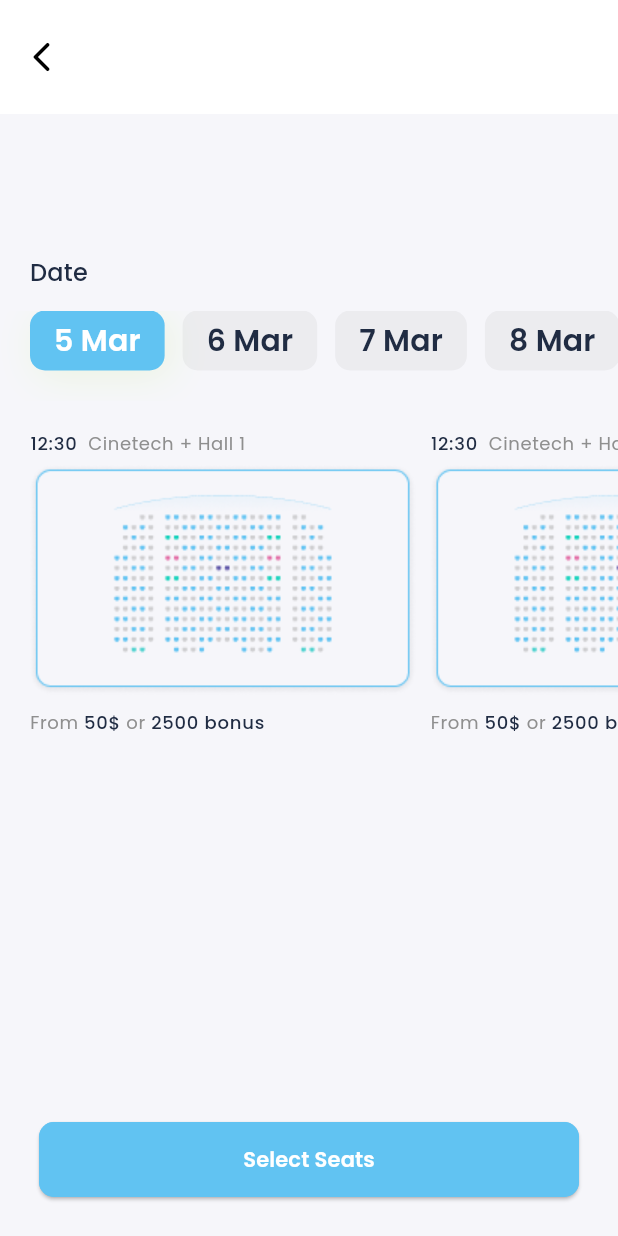
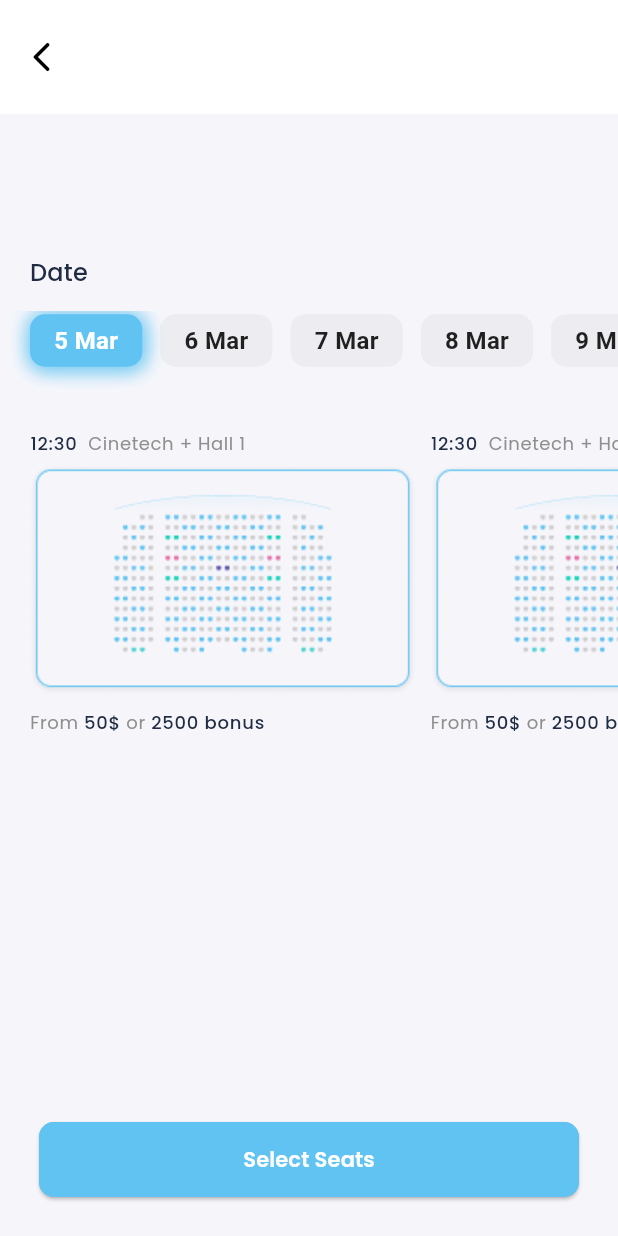
Before and after one commit to Majid760/movie_app, a Flutter app: the SeatBookingScreen screen opened directly with empty values, on a phone screen of 412 x 824 dp. Run offline on Flutter 3.47's test engine with Material 3 defaults, Android fonts, the phone set to English and light mode, and no system bars; our stand-ins replace bloc, cached_network_image, dartz, dio, equatable, flutter_bloc and 8 more; network calls fail.

Commit message:
refactored:code refactored

```diff
--- a/lib/configs/routes/app_routes.dart
+++ b/lib/configs/routes/app_routes.dart
@@ -14,18 +14,18 @@ import '../../features/movies/presentation/pages/watch_trailer.dart';
 
 class AppRouter {
   static final router = GoRouter(
-    initialLocation: '/watch',
-    debugLogDiagnostics: true,
+    initialLocation: AppRoutes.watchPath,
+    // debugLogDiagnostics: true,
     routes: [
       ShellRoute(
+        // support multiple navigation stacks
         builder: (context, state, child) {
           // return AppNavbar(child: child);
           return MultiBlocProvider(
             providers: [
               BlocProvider(create: (context) => HomeCubit(), lazy: false),
-              // BlocProvider(create: (context) => HomeCubit(), lazy: false),
             ],
-            child: HomeScreen(),
+            child: AppBottomNavigationBar(),
           );
           // return child;
         },
@@ -44,6 +44,26 @@ class AppRouter {
         ],
       ),
 
+      // Search Route with slide animation
+      GoRoute(
+          path: AppRoutes.searchPath,
+          name: AppRoutes.search,
+          pageBuilder: (context, state) {
+            return CustomTransitionPage(
+              key: state.pageKey,
+              child: SearchScreen(),
+              transitionsBuilder: (context, animation, secondaryAnimation, child) {
+                return ScaleTransition(
+                  scale: Tween<double>(begin: 0.8, end: 1.0).animate(
+                    CurvedAnimation(parent: animation, curve: Curves.easeInOut),
+                  ),
+                  child: child,
+                );
+              },
+            );
+          }),
+
+      // movie detail route
       GoRoute(
           path: AppRoutes.movieDetailPath,
           name: AppRoutes.movieDetail,
@@ -63,6 +83,7 @@ class AppRouter {
             );
           }),
 
+      // movie watch trailer route
       GoRoute(
           path: AppRoutes.watchTrailerPath,
           name: AppRoutes.watchTrailer,
@@ -71,25 +92,6 @@ class AppRouter {
             return CustomTransitionPage(
               key: state.pageKey,
               child: VideoPlayerScreen(videoKey: videoKey),
-              transitionsBuilder: (context, animation, secondaryAnimation, child) {
-                return ScaleTransition(
-                  scale: Tween<double>(begin: 0.8, end: 1.0).animate(
-                    CurvedAnimation(parent: animation, curve: Curves.easeInOut),
-                  ),
-                  child: child,
-                );
-              },
-            );
-          }),
-
-      // Search Route with slide animation
-      GoRoute(
-          path: AppRoutes.searchPath,
-          name: AppRoutes.search,
-          pageBuilder: (context, state) {
-            return CustomTransitionPage(
-              key: state.pageKey,
-              child: SearchScreen(),
               transitionsBuilder: (context, animation, secondaryAnimation, child) {
                 return ScaleTransition(
                   scale: Tween<double>(begin: 0.8, end: 1.0).animate(
@@ -150,7 +152,13 @@ class AppRouter {
 
 // Helper extension for easier navigation
 extension RouterExtension on BuildContext {
-  void pushSearch() => GoRouter.of(this).pushNamed('search');
+  void pushSearch() {
+    try {
+      GoRouter.of(this).go(AppRoutes.searchPath);
+    } catch (e) {
+      print('error while searching $e');
+    }
+  }
 
   void pushCategoryScreen() => GoRouter.of(this).pushNamed('category');
 
--- a/lib/core/di/service_locator.dart
+++ b/lib/core/di/service_locator.dart
@@ -5,8 +5,8 @@ import '../../features/movies/data/data_sources/remote_source.dart';
 import '../../features/movies/data/repositories/movie_repository_imp.dart';
 import '../../features/movies/domain/use_cases/fetch_movie_detail_usecase.dart';
 import '../../features/movies/domain/use_cases/fetch_movie_trailer_usecase.dart';
-import '../../features/movies/domain/use_cases/fetch_search_movie_usecase.dart';
 import '../../features/movies/domain/use_cases/fetch_upcoming_movies_usecase.dart';
+import '../../features/search/domain/use_cases/fetch_search_movie_usecase.dart';
 import '../network/network_client.dart';
 import '../network/network_client_service.dart';
 
--- a/lib/core/presentation/widgets/bottom_navbar.dart
+++ b/lib/core/presentation/widgets/bottom_navbar.dart
@@ -59,23 +59,17 @@ class AppNavBar extends StatelessWidget {
 }
 
 class AppNavBarItem extends BottomNavigationBarItem {
-  /// Icon when the item is inactive.
   final Widget navbarIcon;
 
-  /// Icon when the item is active.
   final Widget? active;
 
-  /// Background color for the item.
   final Color? backgroundColor;
 
-  /// Label for the item.
   final String label;
 
-  /// Tooltip for accessibility.
   @override
   final String? tooltip;
 
-  /// Constructor
   AppNavBarItem({
     required this.navbarIcon,
     this.backgroundColor,
--- a/lib/core/theme/app_colors.dart
+++ b/lib/core/theme/app_colors.dart
@@ -3,6 +3,8 @@ import 'package:flutter/material.dart';
 class AppColors {
   static const Color deepTwilight = Color(0xFF2E2739);
   static const Color mist = Color(0xFFF6F6FA);
+  static const Color lightMist = Color(0xFFF2F2F6);
+  static const Color darkMist = Color(0xFFDBDBDF);
   static const Color ashLavender = Color(0xFF827D88);
   static const Color skyBlue = Color(0xFF61C3F2);
   static const Color gray = Color(0xFFDBDBDF);
--- a/lib/core/utils/app_strings.dart
+++ b/lib/core/utils/app_strings.dart
@@ -31,4 +31,11 @@ class AppStrings {
   // Buttons
   static const String bookNow = "Book Now";
   static const String cancel = "Cancel";
+
+  // search psgae
+  static const String noMovieFound = 'No movies found!';
+  static const String errorLoadingMovie = 'Error loading movies!';
+  static const String errorLoadingMoreMovie = 'Error loading more movies';
+  // text field hint
+  static const String searchHint = 'TV shows, movies and more';
 }
--- a/lib/features/movies/domain/use_cases/fetch_search_movie_usecase.dart
+++ b/lib/features/search/domain/use_cases/fetch_search_movie_usecase.dart
@@ -3,7 +3,7 @@ import 'package:movie_app_assessment/features/movies/domain/repositories/movie_r
 import 'package:movie_app_assessment/features/movies/domain/use_cases/user_case.dart';
 
 import '../../../../core/errors/app_error.dart';
-import '../entities/movies_entity.dart';
+import '../../../movies/domain/entities/movies_entity.dart';
 
 class FetchSearchMoviesUseCase extends UseCase<MoviesEntity, Map<String, dynamic>> {
   final MovieRepository repository;
--- a/lib/features/search/presentation/manager/search_movie_cubit.dart
+++ b/lib/features/search/presentation/manager/search_movie_cubit.dart
@@ -1,7 +1,7 @@
 import 'package:flutter_bloc/flutter_bloc.dart';
 import 'package:infinite_scroll_pagination/infinite_scroll_pagination.dart';
 import 'package:movie_app_assessment/features/movies/data/models/movie_model.dart';
-import 'package:movie_app_assessment/features/movies/domain/use_cases/fetch_search_movie_usecase.dart';
+import 'package:movie_app_assessment/features/search/domain/use_cases/fetch_search_movie_usecase.dart';
 import 'package:movie_app_assessment/features/search/presentation/manager/search_movie_state.dart';
 
 import '../../../../core/di/service_locator.dart';
--- a/lib/features/search/presentation/manager/search_movie_state.dart
+++ b/lib/features/search/presentation/manager/search_movie_state.dart
@@ -1,8 +1,21 @@
 import 'package:equatable/equatable.dart';
 
+enum SearchStatus { initial, loading, success, failure }
+
 class SearchState extends Equatable {
-  const SearchState();
+  const SearchState({
+    this.status = SearchStatus.initial,
+  });
+  final SearchStatus status;
+
+  SearchState copyWith({
+    SearchStatus? status,
+  }) {
+    return SearchState(
+      status: status ?? this.status,
+    );
+  }
 
   @override
-  List<Object?> get props => [];
+  List<Object?> get props => [status];
 }
--- a/lib/features/seat_booking/presentation/pages/seat_booking_screen.dart
+++ b/lib/features/seat_booking/presentation/pages/seat_booking_screen.dart
@@ -44,12 +44,15 @@ class SeatBookingScreen extends StatelessWidget {
             SizedBox(
               height: 6,
             ),
-            Hero(
-              tag: "theater",
-              child: Text(
-                description,
-                style: AppTypography.labelMedium.copyWith(
-                  color: AppColors.skyBlue,
+            Material(
+              color: Colors.transparent,
+              child: Hero(
+                tag: "theater",
+                child: Text(
+                  description,
+                  style: AppTypography.labelMedium.copyWith(
+                    color: AppColors.skyBlue,
+                  ),
                 ),
               ),
             ),
@@ -87,37 +90,39 @@ class SeatBookingScreen extends StatelessWidget {
                 final isSelected = index == 0;
                 return Align(
                   alignment: Alignment.center,
-                  child: Container(
-                    padding: EdgeInsets.symmetric(
-                      horizontal: 16,
-                      vertical: 6,
-                    ),
-                    decoration: BoxDecoration(
-                      color: isSelected
-                          ? AppColors.skyBlue
-                          : AppColors.grey.withValues(
-                              alpha: 0.1,
-                            ),
-                      borderRadius: BorderRadius.circular(
-                        10,
-                      ),
-                      boxShadow: [
-                        if (isSelected)
-                          BoxShadow(
-                            offset: Offset(4, 4),
-                            blurRadius: 21,
-                            spreadRadius: 0,
-                            color: Color(0x23AAEB45),
-                          ),
-                      ],
-                    ),
-                    child: Text(
-                      "${index + 5} Mar",
-                      style: AppTypography.labelLarge.copyWith(
-                        color: isSelected ? AppColors.white : AppColors.textPrimary,
-                      ),
-                    ),
-                  ),
+                  child: DataWidget(index: index, isSelected: isSelected, onTap: () {}),
+
+                  // Container(
+                  //   padding: EdgeInsets.symmetric(
+                  //     horizontal: 16,
+                  //     vertical: 6,
+                  //   ),
+                  //   decoration: BoxDecoration(
+                  //     color: isSelected
+                  //         ? AppColors.skyBlue
+                  //         : AppColors.grey.withValues(
+                  //             alpha: 0.1,
+                  //           ),
+                  //     borderRadius: BorderRadius.circular(
+                  //       10,
+                  //     ),
+                  //     boxShadow: [
+                  //       if (isSelected)
+                  //         BoxShadow(
+                  //           offset: Offset(4, 4),
+                  //           blurRadius: 21,
+                  //           spreadRadius: 0,
+                  //           color: Color(0x23AAEB45),
+                  //         ),
+                  //     ],
+                  //   ),
+                  //   child: Text(
+                  //     "${index + 5} Mar",
+                  //     style: AppTypography.labelLarge.copyWith(
+                  //       color: isSelected ? AppColors.white : AppColors.textPrimary,
+                  //     ),
+                  //   ),
+                  // ),
                 );
               },
             ),
@@ -162,3 +167,61 @@ class SeatBookingScreen extends StatelessWidget {
     );
   }
 }
+
+class DataWidget extends StatelessWidget {
+  final int index;
+  final bool isSelected;
+  final VoidCallback? onTap;
+
+  const DataWidget({
+    super.key,
+    required this.index,
+    this.isSelected = false,
+    this.onTap,
+  });
+
+  @override
+  Widget build(BuildContext context) {
+    return GestureDetector(
+      onTap: onTap,
+      child: Container(
+        padding: EdgeInsets.symmetric(
+          horizontal: 16,
+          vertical: 6,
+        ),
+        decoration: BoxDecoration(
+          color: isSelected ? const Color(0xFF61C3F2) : Colors.grey.withValues(alpha: 0.1),
+          borderRadius: BorderRadius.circular(10),
+          boxShadow: [
+            BoxShadow(
+              offset: const Offset(1, 1),
+              blurRadius: 10,
+              spreadRadius: 1,
+              color: isSelected ? const Color(0x8061C3F2) : Colors.transparent,
+            ),
+            BoxShadow(
+              offset: const Offset(1, 1),
+              blurRadius: 10,
+              spreadRadius: 1,
+              color: isSelected ? const Color(0x8061C3F2) : Colors.transparent,
+            ),
+            BoxShadow(
+              offset: const Offset(0, 1),
+              blurRadius: 10,
+              spreadRadius: 1,
+              color: isSelected ? const Color(0x8061C3F2) : Colors.transparent,
+            ),
+          ],
+        ),
+        child: Text(
+          "${index + 5} Mar",
+          style: TextStyle(
+            color: isSelected ? Colors.white : Colors.black87,
+            fontSize: 16,
+            fontWeight: FontWeight.bold,
+          ),
+        ),
+      ),
+    );
+  }
+}
```
Also changed, not shown: lib/core/errors/app_error.dart (+24 -0 lines), lib/features/movies/domain/use_cases/fetch_category_usecase.dart (deleted, +0 -17 lines), lib/features/movies/presentation/pages/movie_detail_screen.dart (+23 -5 lines), lib/features/movies/presentation/pages/watch_screen.dart (+4 -4 lines), lib/features/movies/presentation/widgets/movie_card.dart (+30 -8 lines), lib/features/movies/presentation/widgets/search_field.dart (+25 -10 lines), lib/features/search/domain/repositories/search_repository.dart (added, +8 -0 lines), lib/features/search/presentation/pages/search_screen.dart (+4 -11 lines), lib/main.dart (+6 -4 lines), lib/features/search/data/repositories/search_repository_imp.dart (added).
